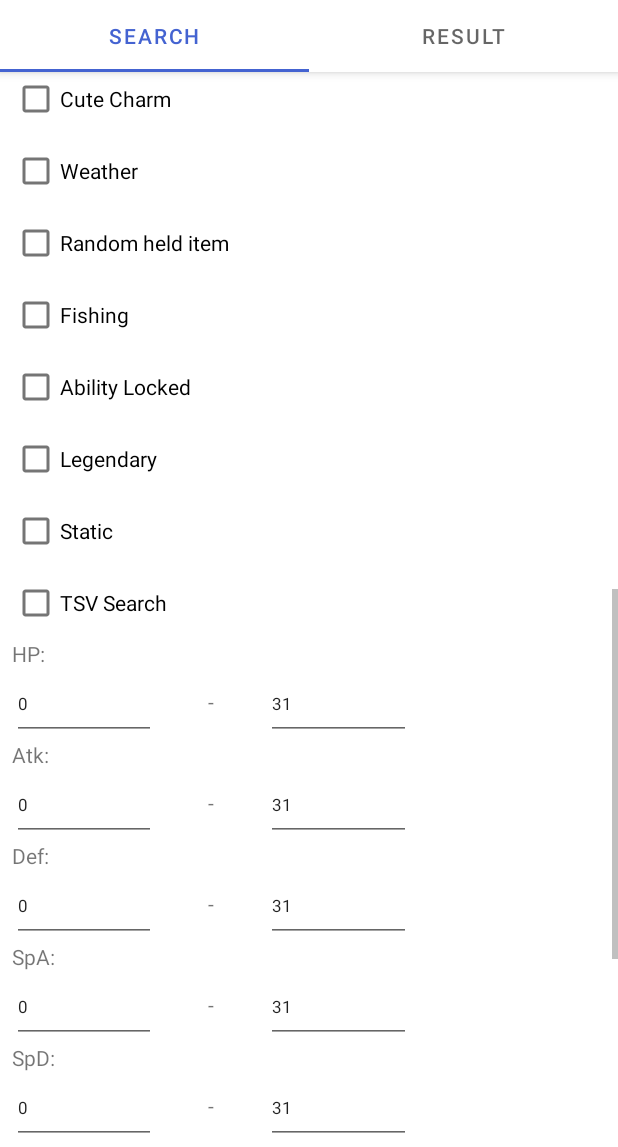
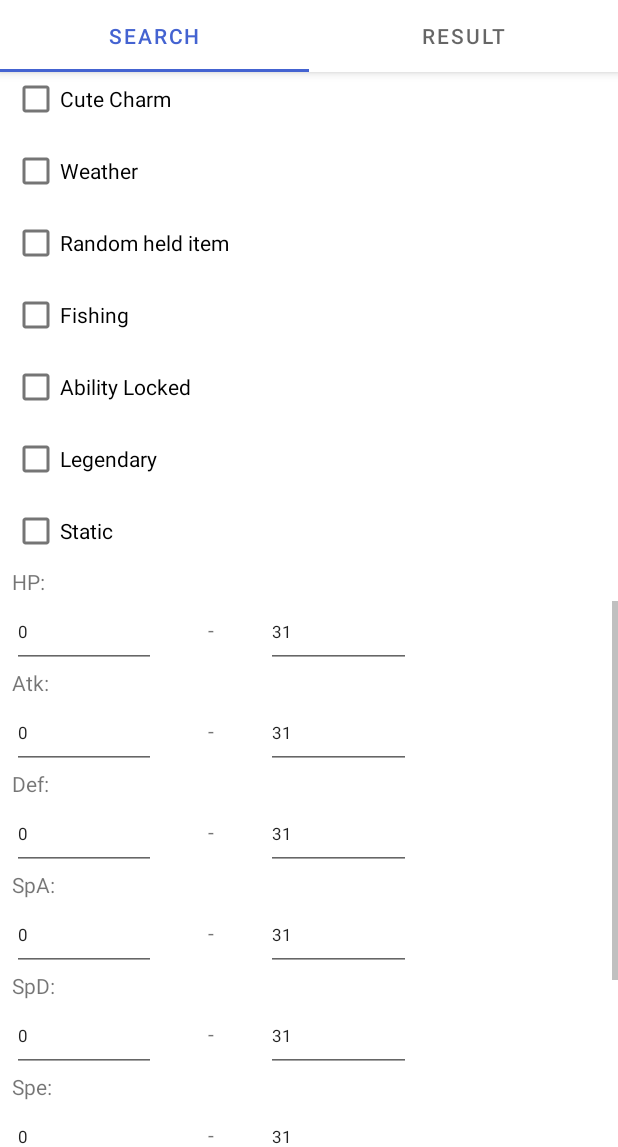
Before and after one commit to IPA989/SwShOverWorldRNGTool, an Android app: the screen it shows after launch (MainActivity), scrolled down 1002 dp, on a phone screen of 412 x 824 dp, the part 89-1236 px from its top. Run offline under Robolectric (Android 15) with nearby library versions, the phone set to English and light mode, and no system bars; 1 statement that could not run was skipped.

Commit message:
fix EditText

```diff
--- a/SwShOverWorldRNGTool/app/src/main/res/layout/main_search.xml
+++ b/SwShOverWorldRNGTool/app/src/main/res/layout/main_search.xml
@@ -57,7 +57,7 @@
                 android:layout_width="match_parent"
                 android:layout_height="wrap_content"
                 android:layout_weight="1"
-                android:ems="8"
+                android:maxLength="16"
                 android:inputType="textPersonName"
                 android:minHeight="48dp"
                 android:text="@string/state"
@@ -76,7 +76,7 @@
                 android:layout_width="match_parent"
                 android:layout_height="wrap_content"
                 android:layout_weight="1"
-                android:ems="8"
+                android:maxLength="16"
                 android:inputType="textPersonName"
                 android:minHeight="48dp"
                 android:text="@string/state"
@@ -115,6 +115,7 @@
                 android:layout_height="wrap_content"
                 android:layout_weight="1"
                 android:ems="10"
+                android:maxLength="9"
                 android:inputType="number"
                 android:text="@string/advMin"
                 android:textSize="12sp"
@@ -126,6 +127,7 @@
                 android:layout_height="wrap_content"
                 android:layout_weight="1"
                 android:ems="10"
+                android:maxLength="9"
                 android:inputType="number"
                 android:minHeight="48dp"
                 android:text="@string/advMax"
@@ -146,6 +148,7 @@
                 android:layout_marginEnd="8dp"
                 android:layout_weight="1"
                 android:ems="4"
+                android:maxLength="4"
                 android:inputType="number"
                 android:minHeight="48dp"
                 android:text="@string/tsv"
@@ -166,6 +169,7 @@
                 android:layout_marginEnd="8dp"
                 android:layout_weight="1"
                 android:ems="1"
+                android:maxLength="1"
                 android:inputType="number"
                 android:minHeight="48dp"
                 android:text="@string/trv"
@@ -326,7 +330,7 @@
                 android:textSize="14sp" />
 
             <CheckBox
-                android:id="@+id/isabilitylocked"
+                android:id="@+id/isAbilityLocked"
                 android:layout_width="match_parent"
                 android:layout_height="wrap_content"
                 android:layout_weight="1"
@@ -342,7 +346,7 @@
                 android:textSize="14sp" />
 
             <CheckBox
-                android:id="@+id/statickcheck"
+                android:id="@+id/staticCheck"
                 android:layout_width="wrap_content"
                 android:layout_height="wrap_content"
                 android:layout_weight="1"
@@ -350,10 +354,11 @@
                 android:textSize="14sp" />
 
             <CheckBox
-                android:id="@+id/TSVsearch"
+                android:id="@+id/TSVSearch"
                 android:layout_width="wrap_content"
                 android:layout_height="wrap_content"
                 android:layout_weight="1"
+                android:visibility="gone"
                 android:text="@string/TSVSearch"
                 android:textSize="14sp" />
 
@@ -378,6 +383,7 @@
                     android:layout_weight="1"
                     android:autofillHints=""
                     android:ems="2"
+                    android:maxLength="2"
                     android:inputType="number"
                     android:text="@string/IVsMin"
                     android:textSize="11sp" />
@@ -398,6 +404,7 @@
                     android:layout_weight="1"
                     android:autofillHints=""
                     android:ems="2"
+                    android:maxLength="2"
                     android:inputType="number"
                     android:text="@string/IVsMax"
                     android:textSize="11sp" />
@@ -425,6 +432,7 @@
                     android:layout_weight="1"
                     android:autofillHints=""
                     android:ems="2"
+                    android:maxLength="2"
                     android:inputType="number"
                     android:text="@string/IVsMin"
                     android:textSize="11sp" />
@@ -445,6 +453,7 @@
                     android:layout_weight="1"
                     android:autofillHints=""
                     android:ems="2"
+                    android:maxLength="2"
                     android:inputType="number"
                     android:text="@string/IVsMax"
                     android:textSize="11sp" />
@@ -472,6 +481,7 @@
                     android:layout_weight="1"
                     android:autofillHints=""
                     android:ems="2"
+                    android:maxLength="2"
                     android:inputType="number"
                     android:text="@string/IVsMin"
                     android:textSize="11sp" />
@@ -492,6 +502,7 @@
                     android:layout_weight="1"
                     android:autofillHints=""
                     android:ems="2"
+                    android:maxLength="2"
                     android:inputType="number"
                     android:text="@string/IVsMax"
                     android:textSize="11sp" />
@@ -519,6 +530,7 @@
                     android:layout_weight="1"
                     android:autofillHints=""
                     android:ems="2"
+                    android:maxLength="2"
                     android:inputType="number"
                     android:text="@string/IVsMin"
                     android:textSize="11sp" />
@@ -538,6 +550,7 @@
                     android:layout_marginEnd="130dp"
                     android:layout_weight="1"
                     android:ems="2"
+                    android:maxLength="2"
                     android:inputType="number"
                     android:text="@string/IVsMax"
                     android:textSize="11sp"
@@ -566,6 +579,7 @@
                     android:layout_weight="1"
                     android:autofillHints=""
                     android:ems="2"
+                    android:maxLength="2"
                     android:inputType="number"
                     android:text="@string/IVsMin"
                     android:textSize="11sp" />
@@ -586,6 +600,7 @@
                     android:layout_weight="1"
                     android:autofillHints=""
                     android:ems="2"
+                    android:maxLength="2"
                     android:inputType="number"
                     android:text="@string/IVsMax"
                     android:textSize="11sp" />
@@ -614,6 +629,7 @@
                     android:layout_weight="1"
                     android:autofillHints=""
                     android:ems="2"
+                    android:maxLength="2"
                     android:inputType="number"
                     android:text="@string/IVsMin"
                     android:textSize="11sp" />
@@ -634,6 +650,7 @@
                     android:layout_weight="1"
                     android:autofillHints=""
                     android:ems="2"
+                    android:maxLength="2"
                     android:inputType="number"
                     android:text="@string/IVsMax"
                     android:textSize="11sp" />
@@ -660,6 +677,7 @@
                     android:layout_height="48dp"
                     android:layout_weight="1"
                     android:ems="2"
+                    android:maxLength="2"
                     android:inputType="number"
                     android:text="@string/IVsMin"
                     android:textSize="11sp"
@@ -679,6 +697,7 @@
                     android:layout_height="48dp"
                     android:layout_weight="1"
                     android:ems="3"
+                    android:maxLength="2"
                     android:inputType="number"
                     android:text="@string/slotMax"
                     android:textSize="11sp"
@@ -705,6 +724,7 @@
                     android:layout_height="48dp"
                     android:layout_weight="1"
                     android:ems="2"
+                    android:maxLength="2"
                     android:inputType="number"
                     android:text="@string/LvMin"
                     android:textSize="11sp"
@@ -725,6 +745,7 @@
                     android:layout_weight="1"
                     android:autofillHints=""
                     android:ems="3"
+                    android:maxLength="2"
                     android:inputType="number"
                     android:text="@string/LvMax"
                     android:textSize="11sp" />
@@ -743,6 +764,7 @@
                 android:layout_height="48dp"
                 android:autofillHints=""
                 android:ems="2"
+                android:maxLength="4"
                 android:inputType="number"
                 android:text="@string/KOs"
                 android:textSize="11sp" />
```
Also changed, not shown: SwShOverWorldRNGTool/app/src/main/java/com/ipa989/swshoverworldrngtool/MainActivity.java (+38 -13 lines), 1 other file.
